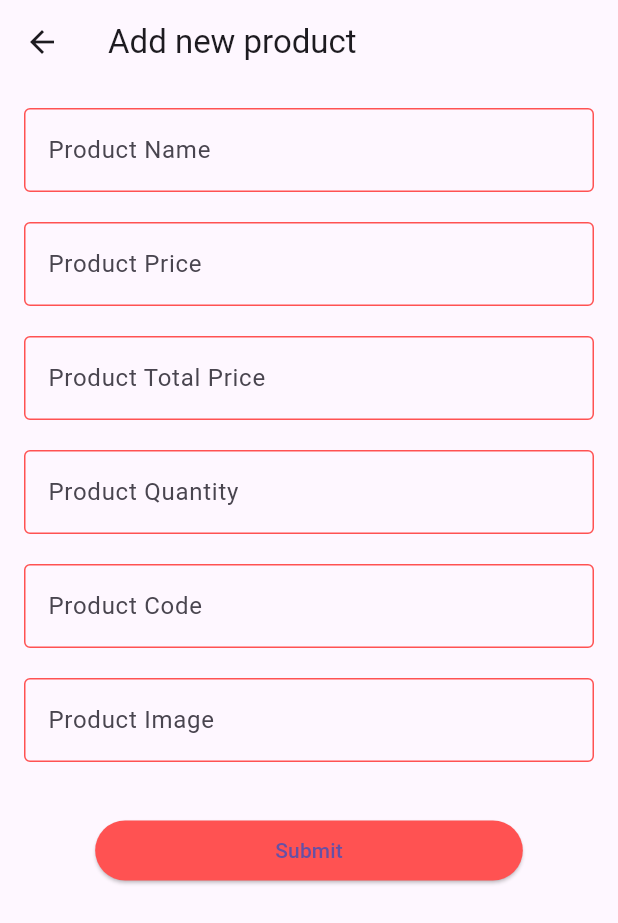
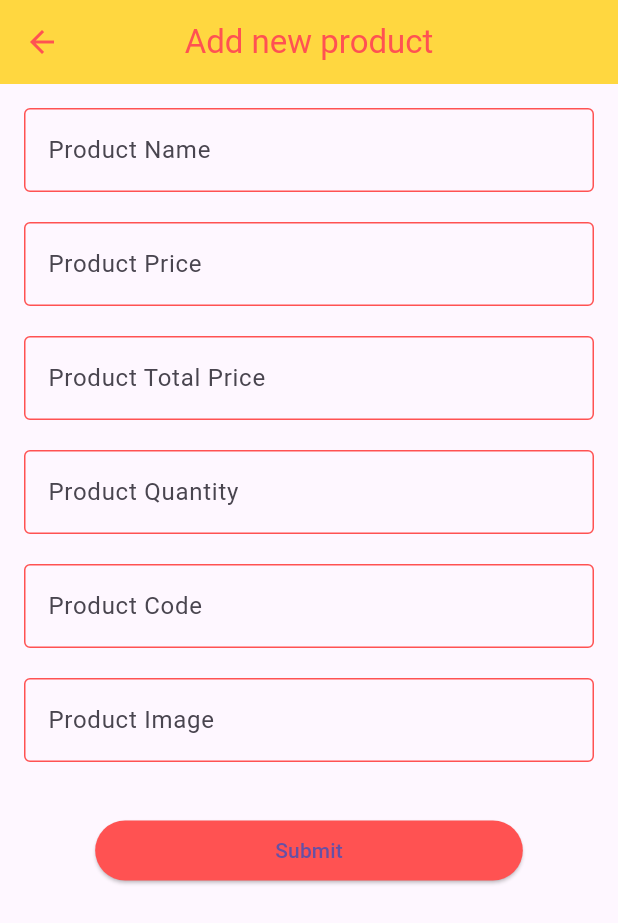
Before and after one commit to tangeetOMS/crud_app_project, a Flutter app: the screen it shows after launch, after a tap on the "add" icon, on a phone screen of 412 x 824 dp. Shown: the top 923 px of the screen. Run offline on Flutter 3.47's test engine with Material 3 defaults, Android fonts, the phone set to English and light mode, and no system bars; our stand-ins replace device_preview; network calls fail.

Commit message:
all screen update

```diff
--- a/lib/app.dart
+++ b/lib/app.dart
@@ -11,6 +11,11 @@ class CrudApp extends StatelessWidget {
   Widget build(BuildContext context) {
     return MaterialApp(
       theme: ThemeData(
+        appBarTheme: AppBarTheme(
+          backgroundColor: Colors.amberAccent,
+          foregroundColor: Colors.redAccent,
+          centerTitle: true,
+        ),
         inputDecorationTheme: InputDecorationTheme(
           focusedBorder: OutlineInputBorder(
             borderSide: BorderSide(
@@ -20,9 +25,9 @@ class CrudApp extends StatelessWidget {
           enabledBorder: OutlineInputBorder(
             borderSide: BorderSide(
               color: Colors.redAccent,
-            )
-          )
-        )
+            ),
+          ),
+        ),
       ),
       debugShowCheckedModeBanner: false,
       initialRoute: '/',
--- a/lib/main.dart
+++ b/lib/main.dart
@@ -1,9 +1,11 @@
-
+import 'package:device_preview/device_preview.dart';
 import 'package:flutter/cupertino.dart';
 import 'app.dart';
 
 void main() {
   runApp(
-    const CrudApp(),
+    DevicePreview(
+      builder: (context) => const CrudApp(),
+    ),
   );
 }
```
Also changed, not shown: lib/ui/widgets/product_item.dart (+9 -1 lines).
